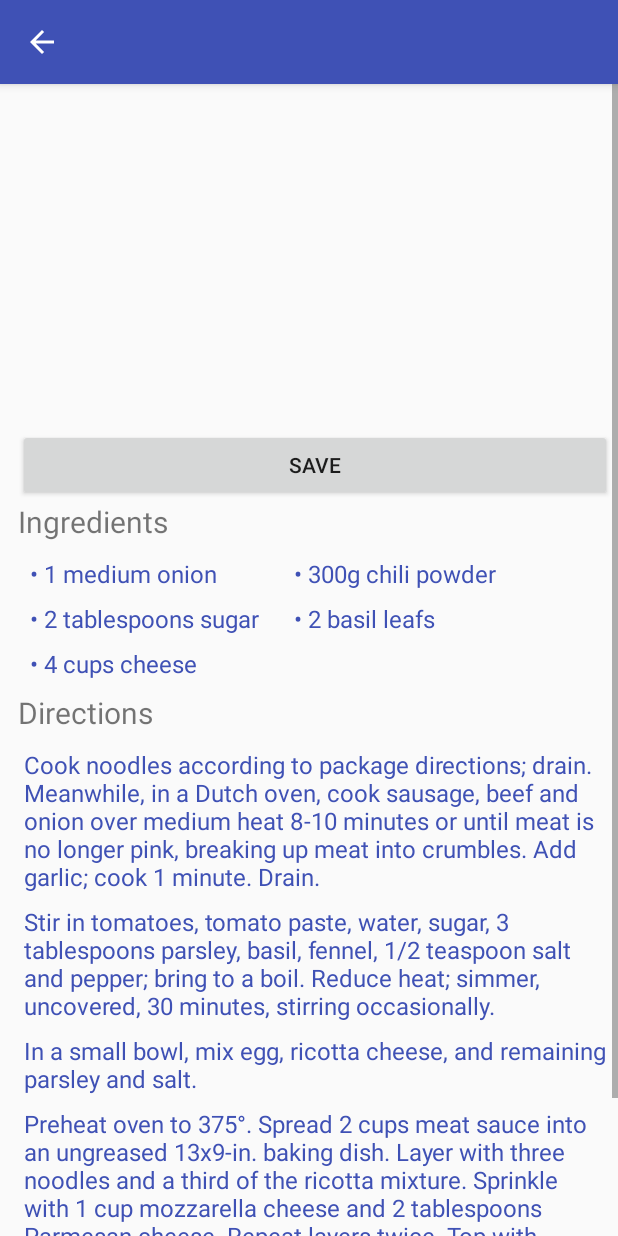
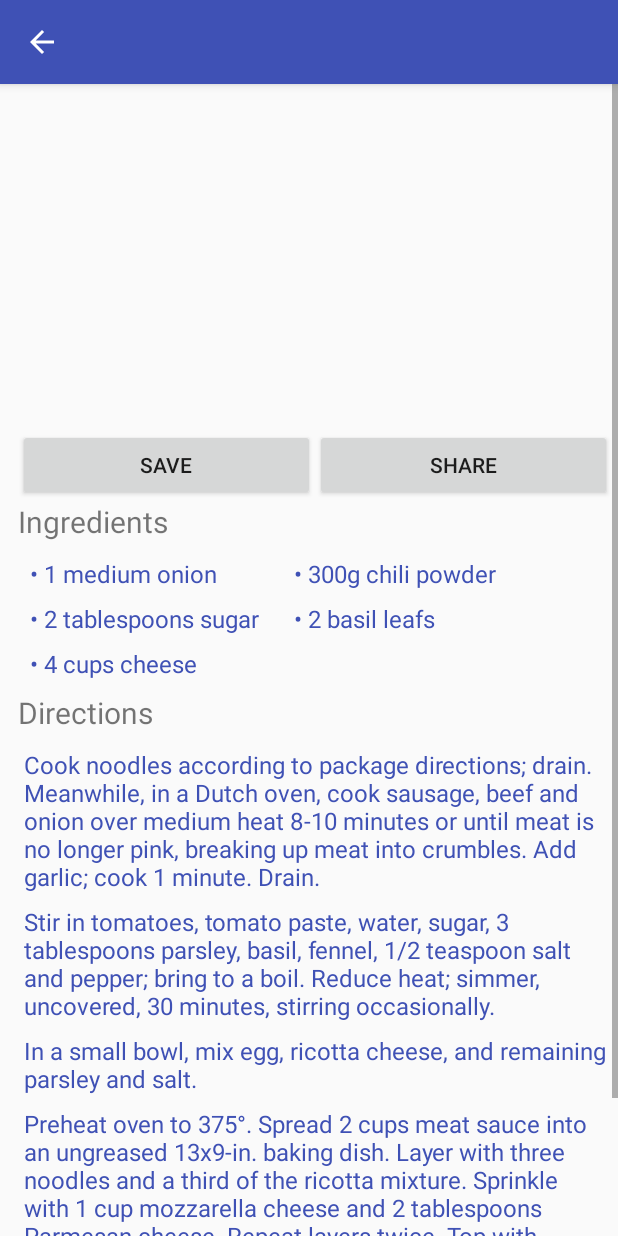
Before and after one commit to ap147/Android-Recipe-Articles-With-Firebase, an Android app: the RecipeDetailsFragment screen opened directly, with no data from a screen before it, on a phone screen of 412 x 824 dp. Run offline under Robolectric (Android 15) with nearby library versions, the phone set to English and light mode, and no system bars; libraries missing offline, so code that uses them is left out: com.mikhaellopez.circularimageview; plain views replace CircularImageView; 3 statements that could not run were skipped.

Commit message:
add share button next to save button

```diff
--- a/app/src/main/res/layout/recipe_details.xml
+++ b/app/src/main/res/layout/recipe_details.xml
@@ -35,11 +35,25 @@
                 app:civ_shadow_radius="10"
                 app:civ_shadow_color="@color/colorPrimary"/>
 
-            <Button
-                android:id="@+id/buttonSaveRecipe"
+            <LinearLayout
                 android:layout_width="match_parent"
-                android:layout_height="wrap_content"
-                android:text="Save" />
+                android:layout_height="match_parent"
+                android:orientation="horizontal">
+
+                <Button
+                    android:id="@+id/buttonSaveRecipe"
+                    android:layout_width="match_parent"
+                    android:layout_height="wrap_content"
+                    android:layout_weight="1"
+                    android:text="Save" />
+
+                <Button
+                    android:id="@+id/buttonShareRecipe"
+                    android:layout_width="match_parent"
+                    android:layout_height="wrap_content"
+                    android:layout_weight="1"
+                    android:text="Share" />
+            </LinearLayout>
 
             <TextView
                 android:layout_width="match_parent"
@@ -171,6 +185,7 @@
                     android:textSize="16sp" />
 
             </LinearLayout>
+
         </LinearLayout>
     </ScrollView>
 
```
